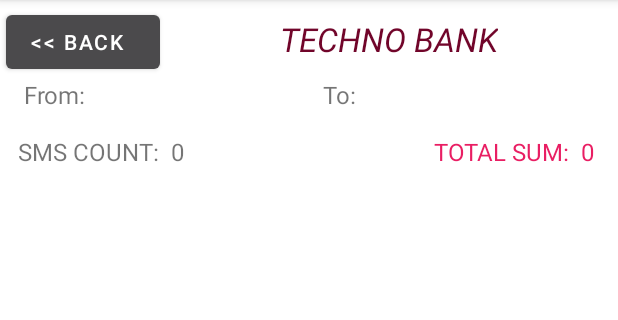
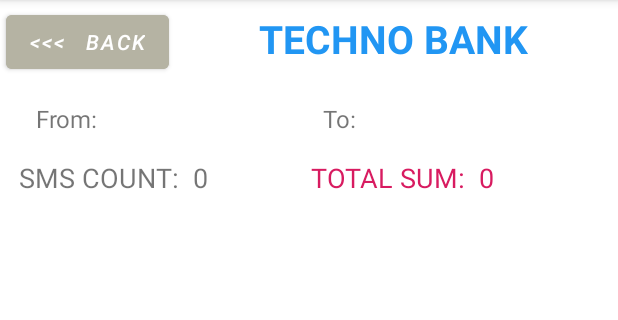
Before and after one commit to Lavitr/SmsEsayViewer, an Android app: the ResultViewActivity screen opened directly, with no data from a screen before it, on a phone screen of 412 x 824 dp, the part 84-404 px from its top. Run offline under Robolectric (Android 15) with nearby library versions, the phone set to English and light mode, and no system bars; 4 statements that could not run were skipped.

Commit message:
feat: name formatting

```diff
--- a/SmsEasyViewer/app/src/main/java/com/example/smseasyviewer/MainActivity.kt
+++ b/SmsEasyViewer/app/src/main/java/com/example/smseasyviewer/MainActivity.kt
@@ -26,8 +26,8 @@ class MainActivity : AppCompatActivity() {
     var toDate: Long = System.currentTimeMillis()
     var bankID = 0
     var fromDateString = ""
-    var dateToday = LocalDateTime.now().toString().split("T")[0]
-    var toDateString = dateToday
+    var dateToday = LocalDateTime.now().toLocalDate().toString()
+    var toDateString = ""
 
     private val requestPermissionLauncher =
         registerForActivityResult(
@@ -102,7 +102,7 @@ class MainActivity : AppCompatActivity() {
         }
         outlinedTextField2.setEndIconOnClickListener {
             toDate = System.currentTimeMillis()
-            toDateString = dateToday
+            toDateString = ""
             outlinedTextField2.editText?.setText("")
         }
 
--- a/SmsEasyViewer/app/src/main/java/com/example/smseasyviewer/ResultViewActivity.kt
+++ b/SmsEasyViewer/app/src/main/java/com/example/smseasyviewer/ResultViewActivity.kt
@@ -1,6 +1,7 @@
 package com.example.smseasyviewer
 
 import SmsData
+import android.graphics.Color
 import androidx.appcompat.app.AppCompatActivity
 import android.os.Bundle
 import android.util.Log
@@ -40,8 +41,15 @@ class ResultViewActivity : AppCompatActivity() {
         textFrom.text = from
         textTo.text = to
         bankName.text = if (bankID == 0) "PRIOR BANK" else "TECHNO BANK"
+//        bankName.text = if (bankID == 0) bankName.setTextColor("orange") else "TECHNO BANK"
         countSms.text = " SMS COUNT:  $count"
         totalSum.text = " TOTAL SUM:  $sum  "
+        if(bankID == 0) {
+            bankName.setTextColor(Color.parseColor("#C3B113"))
+        }
+        if(bankID == 1) {
+            bankName.setTextColor(Color.parseColor("#2196F3"))
+        }
 
 
         val buttonBack = findViewById<Button>(R.id.button_back)
--- a/SmsEasyViewer/app/src/main/java/com/example/smseasyviewer/utils/readSms.kt
+++ b/SmsEasyViewer/app/src/main/java/com/example/smseasyviewer/utils/readSms.kt
@@ -26,11 +26,11 @@ fun readSms(cursor: Cursor?, bankID: Int): Result {
         val type = cursor.getString(typeColIdx)
         val date = cursor.getString(dateColIdx)
         if (sender == "Technobank" && type == "1" && bankID == 1) {
-            Log.d("Technobank::$sender ", "$textBody --- $date")
+//            Log.d("Technobank::$sender ", "$textBody --- $date")
             getTechnobankData(textBody, dataSet)
             count++
         } else if (sender == "Priorbank" && type == "1" && bankID == 0) {
-            Log.d("Priorbank::$sender ", "$textBody")
+//            Log.d("Priorbank::$sender ", "$textBody")
             getPriorData(textBody, dataSet)
             count++
         }
--- a/SmsEasyViewer/app/src/main/res/layout/activity_result_view.xml
+++ b/SmsEasyViewer/app/src/main/res/layout/activity_result_view.xml
@@ -27,8 +27,10 @@
         android:layout_height="wrap_content"
         android:layout_marginStart="4dp"
         android:layout_marginTop="4dp"
-        android:text="&lt;&lt; Back  "
+        android:backgroundTint="#B5B3A3"
+        android:text="&lt;&lt;&lt;   Back"
         android:textSize="14sp"
+        android:textStyle="italic"
         app:layout_constraintStart_toStartOf="parent"
         app:layout_constraintTop_toTopOf="parent" />
 
@@ -36,8 +38,9 @@
         android:id="@+id/dateWrapper"
         android:layout_width="0dp"
         android:layout_height="wrap_content"
-        android:layout_marginStart="16dp"
-        android:layout_marginEnd="16dp"
+        android:layout_marginTop="16dp"
+        android:layout_marginStart="24dp"
+        android:layout_marginEnd="24dp"
         android:orientation="horizontal"
         app:layout_constraintEnd_toEndOf="parent"
         app:layout_constraintHorizontal_bias="0.5"
@@ -48,7 +51,7 @@
             android:id="@+id/textView2"
             android:layout_width="wrap_content"
             android:layout_height="wrap_content"
-            android:text="From: "
+            android:text="From:  "
             android:textSize="16sp" />
 
         <TextView
@@ -64,7 +67,7 @@
             android:id="@+id/textView3"
             android:layout_width="wrap_content"
             android:layout_height="wrap_content"
-            android:text="To: "
+            android:text="To:  "
             android:textSize="16sp"
             app:layout_constraintStart_toStartOf="parent" />
 
@@ -99,7 +102,7 @@
             android:layout_weight="1"
             android:background="#FFF"
             android:text="SMS COUNT"
-            android:textSize="16sp" />
+            android:textSize="18sp" />
 
         <TextView
             android:id="@+id/totalSum"
@@ -108,23 +111,21 @@
             android:layout_weight="1"
             android:background="#fff"
             android:text="TOTAL SUM:"
-            android:textAlignment="viewEnd"
-            android:textColor="#E91E63"
-            android:textSize="16sp" />
+            android:textColor="#D81B60"
+            android:textSize="18sp" />
     </LinearLayout>
 
     <TextView
         android:id="@+id/bankName"
         android:layout_width="wrap_content"
         android:layout_height="wrap_content"
-        android:text="TOTAL SUM:"
-        android:textAlignment="viewEnd"
-        android:textColor="#71052A"
-
-        android:textSize="22sp"
-        android:textStyle="italic"
-        app:layout_constraintBottom_toTopOf="@+id/dateWrapper"
+        android:layout_marginTop="8dp"
+        android:text="PRIOR BANK"
+        android:textColor="#C3B113"
+        android:textSize="26sp"
+        android:textStyle="bold"
         app:layout_constraintEnd_toEndOf="parent"
         app:layout_constraintStart_toEndOf="@+id/button_back"
         app:layout_constraintTop_toTopOf="parent" />
+
 </androidx.constraintlayout.widget.ConstraintLayout>
```
Also changed, not shown: SmsEasyViewer/app/src/main/java/com/example/smseasyviewer/utils/ConvertLocationName.kt (+52 -2 lines), SmsEasyViewer/app/src/main/java/com/example/smseasyviewer/utils/PriorbankSms.kt (+14 -6 lines), SmsEasyViewer/app/src/main/java/com/example/smseasyviewer/utils/TechnobankSms.kt (+6 -4 lines).
